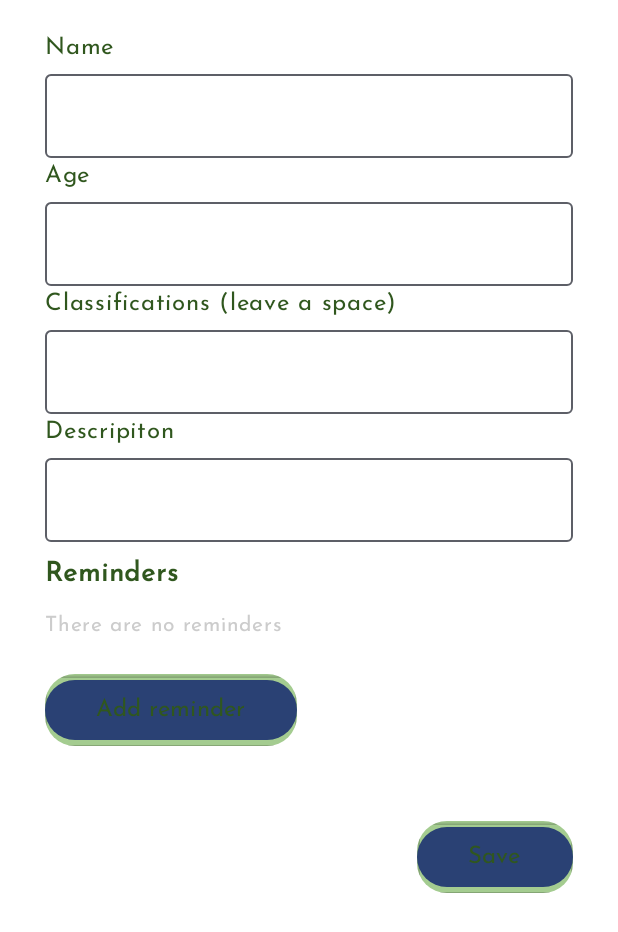
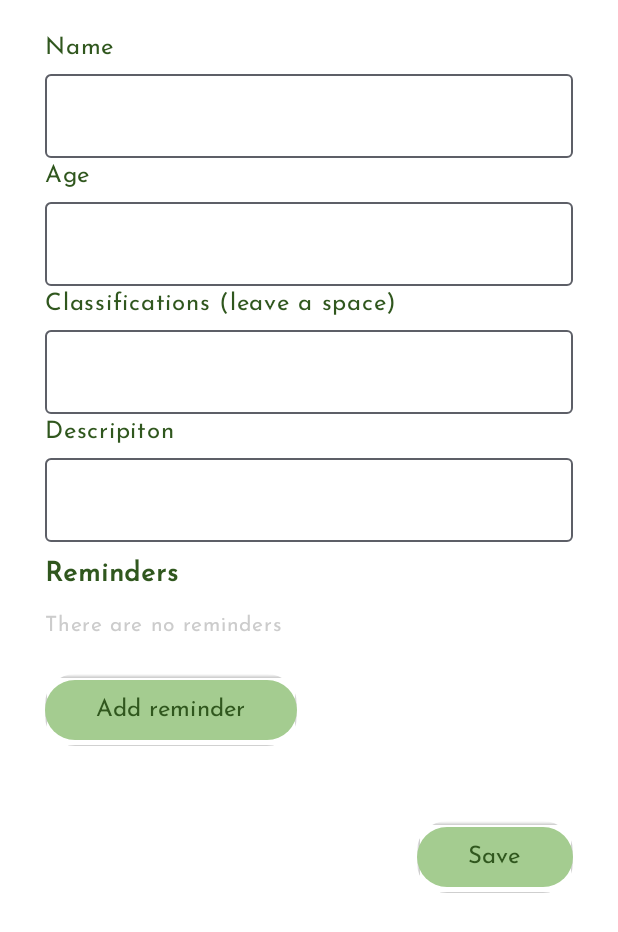
Before and after one commit to Meriem453/Plannter, an Android app built with Jetpack Compose: the composable CardContent2 shown on its own in the app's theme, on a phone screen of 412 x 824 dp. Shown: the top 932 px of the screen. Run offline under Robolectric (Android 15) with nearby library versions, the phone set to English and light mode, and no system bars; our stand-ins replace Dagger/Hilt's generated code, Room's generated code; libraries missing offline, so code that uses them is left out: com.ramcosta.composedestinations, com.vanpra.composematerialdialogs; 3 statements that could not run were skipped.

Commit message:
fix button colors

```diff
--- a/app/src/main/java/com/example/plannter/features/my_plants/ui/AddPlantScreen.kt
+++ b/app/src/main/java/com/example/plannter/features/my_plants/ui/AddPlantScreen.kt
@@ -3,7 +3,7 @@ package com.example.plannter.features.my_plants.ui
 
 import android.graphics.BitmapFactory
 import android.net.Uri
-import android.os.TransactionTooLargeException
+
 import android.widget.Toast
 import androidx.activity.compose.rememberLauncherForActivityResult
 import androidx.activity.result.contract.ActivityResultContracts
@@ -27,6 +27,8 @@ import androidx.compose.foundation.verticalScroll
 import androidx.compose.material.icons.Icons
 import androidx.compose.material.icons.filled.Notifications
 import androidx.compose.material3.Button
+import androidx.compose.material3.ButtonDefaults
+
 import androidx.compose.material3.Card
 import androidx.compose.material3.ExperimentalMaterial3Api
 import androidx.compose.material3.Icon
@@ -61,7 +63,7 @@ import com.vanpra.composematerialdialogs.MaterialDialog
 import com.vanpra.composematerialdialogs.datetime.time.timepicker
 import com.vanpra.composematerialdialogs.rememberMaterialDialogState
 import java.time.LocalTime
-import java.util.Calendar
+
 
 @Destination
 @Composable
@@ -245,9 +247,10 @@ viewModel.getReminders(viewModel.plant.id)
             .fillMaxHeight(0.05f)
             .padding(start = 30.dp, top = 20.dp, bottom = 30.dp)
             .clip(RoundedCornerShape(20.dp))
-            .background(colorResource(id = R.color.background_green))
+            // .background(colorResource(id = R.color.background_green))
             .shadow(1.dp)
            ,
+            colors = ButtonDefaults.buttonColors(containerColor = colorResource(id = R.color.background_green)),
            onClick = {
                if(viewModel.saved){
                    viewModel.showDialog=true
@@ -263,10 +266,10 @@ viewModel.getReminders(viewModel.plant.id)
             .fillMaxHeight(0.05f)
             .padding(end = 30.dp, top = 20.dp, bottom = 30.dp)
             .clip(RoundedCornerShape(20.dp))
-            .background(colorResource(id = R.color.background_green))
+            //.background(colorResource(id = R.color.background_green))
             .shadow(1.dp)
             .align(Alignment.End)
-            ,
+            ,colors = ButtonDefaults.buttonColors(containerColor = colorResource(id = R.color.background_green)),
             onClick = {
                 viewModel.insertPlant()
                 if(viewModel.saved)
@@ -420,10 +423,10 @@ val context= LocalContext.current
         Button( modifier = Modifier
             .padding(end = 30.dp, top = 20.dp, bottom = 30.dp)
             .clip(RoundedCornerShape(20.dp))
-            .background(colorResource(id = R.color.background_green))
+            //.background(colorResource(id = R.color.background_green))
             .shadow(1.dp)
             .align(Alignment.End)
-
+,colors = ButtonDefaults.buttonColors(containerColor = colorResource(id = R.color.background_green))
             ,
             onClick = {
                 if(viewModel.timingDesc!=""){
```
